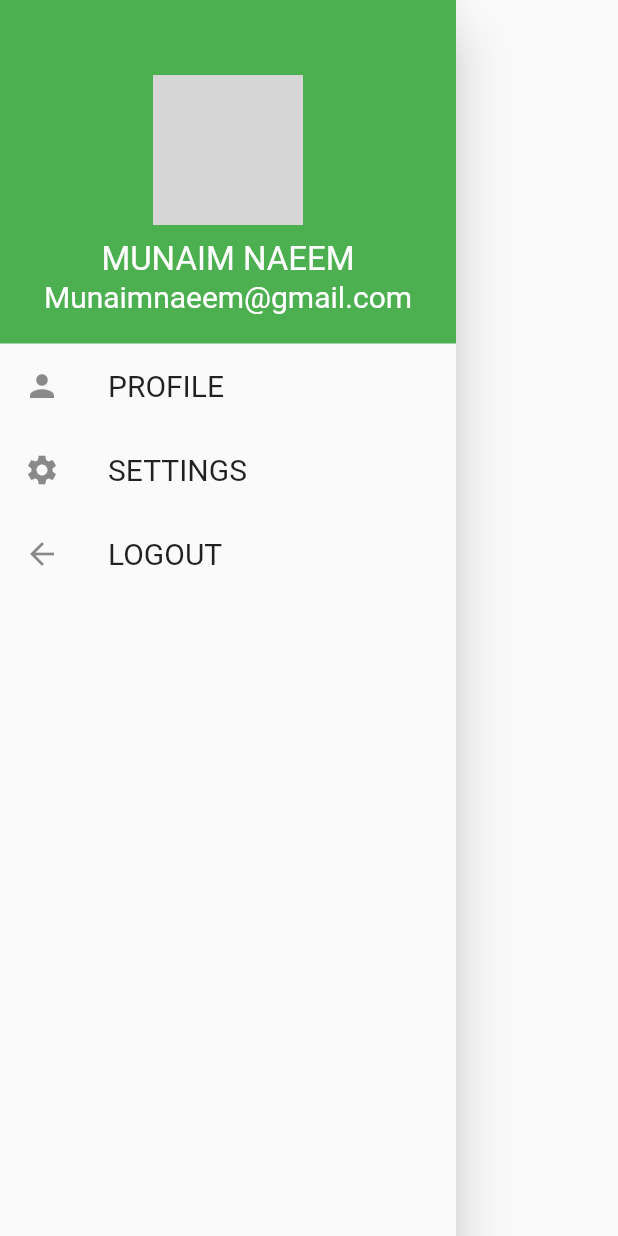
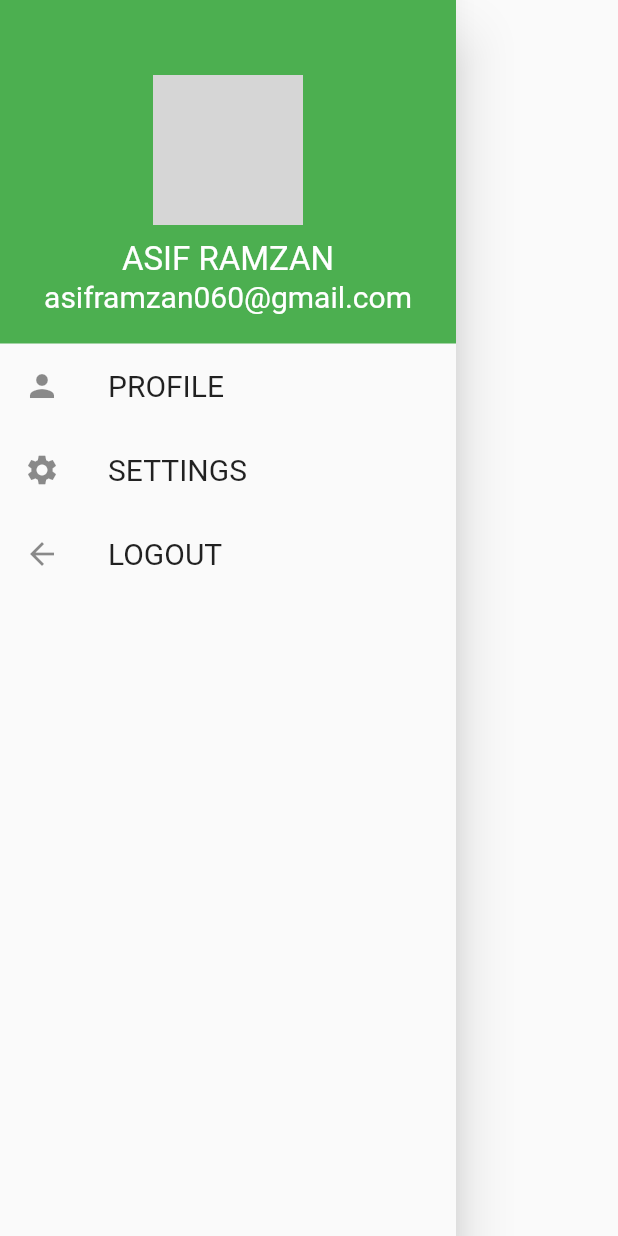
Before and after one commit to Asiframzan60/flutter_app, a Flutter app: the MainDrawer widget shown alone on an empty page, opened directly, on a phone screen of 412 x 824 dp. Run offline on Flutter 3.47's test engine with Material 2 defaults, Android fonts, the phone set to English and light mode, and no system bars; our stand-ins replace flare_flutter, splashscreen; missing offline and left inert: alert_dialog; network calls fail; statements that could not run were skipped; grey boxes are pictures that could not be loaded.

Commit message:
Update main drawer.dart

```diff
--- a/sessional/lib/main drawer.dart
+++ b/sessional/lib/main drawer.dart
@@ -28,11 +28,11 @@ class MainDrawer extends StatelessWidget {
                     ),
                   ),
                   Text(
-                    'MUNAIM NAEEM', style: TextStyle(fontSize: 22, color: Colors.white,
+                    'ASIF RAMZAN', style: TextStyle(fontSize: 22, color: Colors.white,
                   ),
                   ),
                   Text(
-                    'Munaimnaeem@gmail.com', style: TextStyle(fontSize: 20, color: Colors.white,
+                    'asiframzan060@gmail.com', style: TextStyle(fontSize: 20, color: Colors.white,
                   ),
                   ),
                 ],
```
